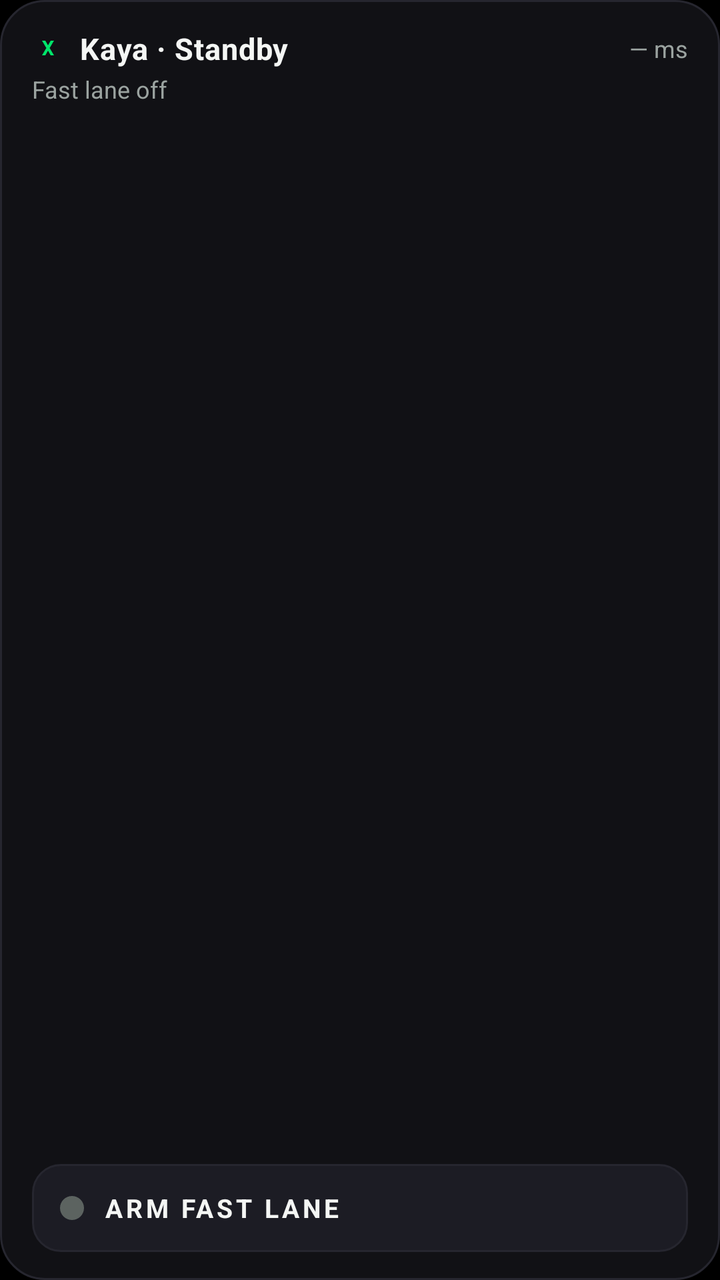
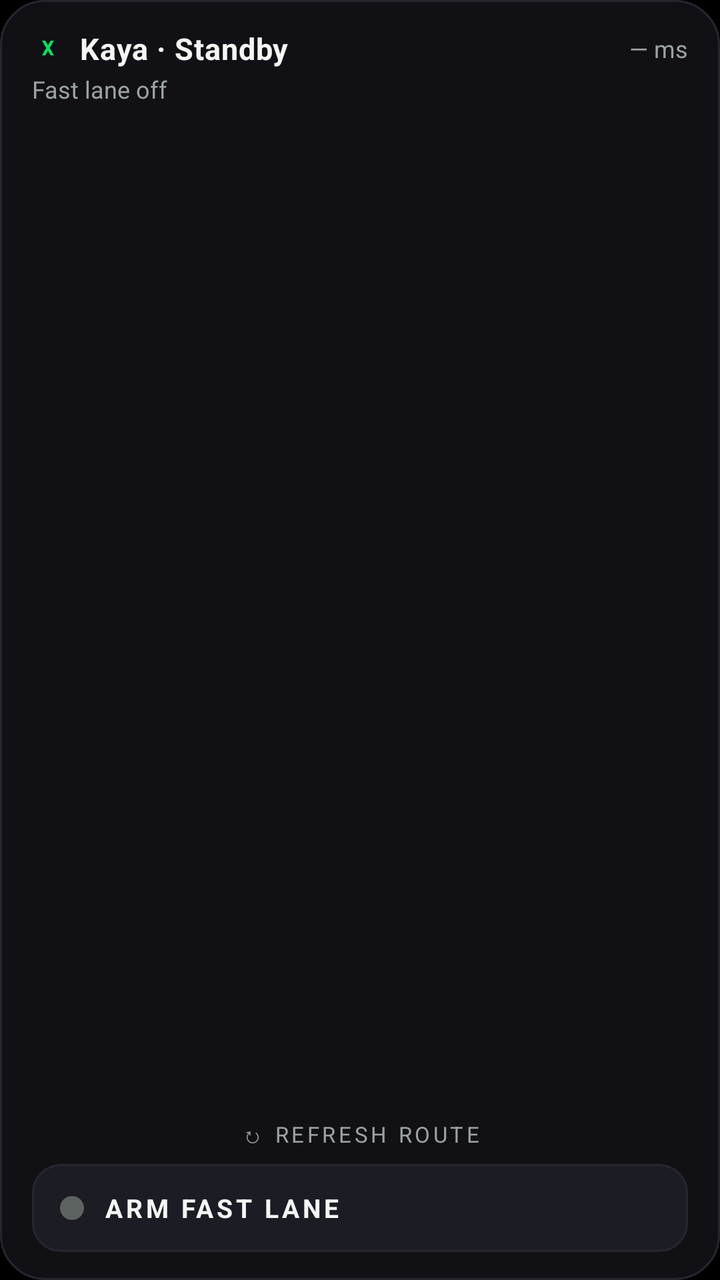

Compare the two renders of this Android layout. The source of the first and the diff that turns it into the second are given below.
<!-- AndroidManifest.xml: application theme LaunchTheme -->
<!-- res/layout/kaya_widget.xml -->
<?xml version="1.0" encoding="utf-8"?>
<LinearLayout xmlns:android="http://schemas.android.com/apk/res/android"
    android:id="@+id/widget_root"
    android:layout_width="match_parent"
    android:layout_height="match_parent"
    android:orientation="vertical"
    android:background="@drawable/kaya_widget_bg"
    android:paddingStart="16dp"
    android:paddingEnd="16dp"
    android:paddingTop="14dp"
    android:paddingBottom="14dp">

    
    <LinearLayout
        android:layout_width="match_parent"
        android:layout_height="wrap_content"
        android:orientation="horizontal"
        android:gravity="center_vertical">

        <ImageView
            android:layout_width="16dp"
            android:layout_height="16dp"
            android:src="@drawable/ic_widget_kaya"
            android:contentDescription="@string/app_name" />

        <TextView
            android:id="@+id/widget_title"
            android:layout_width="0dp"
            android:layout_height="wrap_content"
            android:layout_weight="1"
            android:layout_marginStart="8dp"
            android:text="@string/widget_title_standby"
            android:textColor="#F4F6F4"
            android:textSize="15sp"
            android:textStyle="bold"
            android:letterSpacing="0.02"
            android:maxLines="1"
            android:ellipsize="end" />

        <TextView
            android:id="@+id/widget_ping"
            android:layout_width="wrap_content"
            android:layout_height="wrap_content"
            android:layout_marginStart="8dp"
            android:text="@string/widget_ping_idle"
            android:textColor="#9BA3A0"
            android:textSize="12sp"
            android:fontFeatureSettings="tnum"
            android:maxLines="1" />
    </LinearLayout>

    <TextView
        android:id="@+id/widget_subtitle"
        android:layout_width="match_parent"
        android:layout_height="wrap_content"
        android:layout_marginTop="2dp"
        android:text="@string/widget_sub_off"
        android:textColor="#9BA3A0"
        android:textSize="12sp"
        android:maxLines="1"
        android:ellipsize="end" />

    <View
        android:layout_width="match_parent"
        android:layout_height="0dp"
        android:layout_weight="1" />

    
    <LinearLayout
        android:id="@+id/widget_chip"
        android:layout_width="match_parent"
        android:layout_height="44dp"
        android:orientation="horizontal"
        android:gravity="center_vertical"
        android:background="@drawable/kaya_widget_chip_off"
        android:paddingStart="14dp"
        android:paddingEnd="14dp">

        <View
            android:id="@+id/widget_dot"
            android:layout_width="12dp"
            android:layout_height="12dp"
            android:background="@drawable/kaya_widget_dot_idle" />

        <TextView
            android:id="@+id/widget_chip_label"
            android:layout_width="wrap_content"
            android:layout_height="wrap_content"
            android:layout_marginStart="10dp"
            android:text="@string/widget_chip_arm"
            android:textColor="#F4F6F4"
            android:textSize="13sp"
            android:textStyle="bold"
            android:letterSpacing="0.12" />
    </LinearLayout>
</LinearLayout>
<!-- resources referenced by this layout -->
<resources>
  <!-- drawable ic_widget_kaya (drawable) -->
  <?xml version="1.0" encoding="utf-8"?>
  <vector xmlns:android="http://schemas.android.com/apk/res/android"
      android:width="16dp"
      android:height="16dp"
      android:viewportWidth="96"
      android:viewportHeight="96">
      <path
          android:fillColor="#00E56A"
          android:pathData="M30,26 h10 l8,14 8,-14 h10 l-13,22 13,22 h-10 l-8,-14 -8,14 h-10 l13,-22 z" />
  </vector>
  <!-- drawable kaya_widget_bg (drawable) -->
  <?xml version="1.0" encoding="utf-8"?>
  <shape xmlns:android="http://schemas.android.com/apk/res/android"
      android:shape="rectangle">
      <solid android:color="#E6131318" />
      <corners android:radius="22dp" />
      <stroke android:width="1dp" android:color="#26262F" />
  </shape>
  <!-- drawable kaya_widget_chip_off (drawable) -->
  <?xml version="1.0" encoding="utf-8"?>
  <shape xmlns:android="http://schemas.android.com/apk/res/android"
      android:shape="rectangle">
      <solid android:color="#1C1C24" />
      <corners android:radius="14dp" />
      <stroke android:width="1dp" android:color="#26262F" />
  </shape>
  <!-- drawable kaya_widget_dot_idle (drawable) -->
  <?xml version="1.0" encoding="utf-8"?>
  <shape xmlns:android="http://schemas.android.com/apk/res/android"
      android:shape="oval">
      <solid android:color="#5C6360" />
  </shape>
  <string name="app_name">Kaya</string>
  <string name="widget_chip_arm">ARM FAST LANE</string>
  <string name="widget_ping_idle">— ms</string>
  <string name="widget_sub_off">Fast lane off</string>
  <string name="widget_title_standby">Kaya · Standby</string>
  <style name="LaunchTheme" parent="@android:style/Theme.Black.NoTitleBar.Fullscreen">
          <item name="android:windowBackground">@drawable/launch_background</item>
      </style>
  <!-- drawable launch_background (drawable) -->
  <?xml version="1.0" encoding="utf-8"?>
  <layer-list xmlns:android="http://schemas.android.com/apk/res/android">
      <item android:drawable="@android:color/black" />
  </layer-list>
</resources>

<!-- the commit's change to res/layout/kaya_widget.xml (unified diff, before → after) -->
@@ -66,6 +66,18 @@
         android:layout_weight="1" />
 
     
+    <TextView
+        android:id="@+id/widget_refresh"
+        android:layout_width="match_parent"
+        android:layout_height="30dp"
+        android:gravity="center"
+        android:text="@string/widget_refresh"
+        android:textColor="#9BA3A0"
+        android:textSize="11sp"
+        android:letterSpacing="0.14"
+        android:maxLines="1" />
+
+    
     <LinearLayout
         android:id="@+id/widget_chip"
         android:layout_width="match_parent"
<!-- resource entries referenced after the edit -->
@@ -36,6 +36,7 @@
   <string name="app_name">Kaya</string>
   <string name="widget_chip_arm">ARM FAST LANE</string>
   <string name="widget_ping_idle">— ms</string>
+  <string name="widget_refresh">↻  REFRESH ROUTE</string>
   <string name="widget_sub_off">Fast lane off</string>
   <string name="widget_title_standby">Kaya · Standby</string>
   <style name="LaunchTheme" parent="@android:style/Theme.Black.NoTitleBar.Fullscreen">
